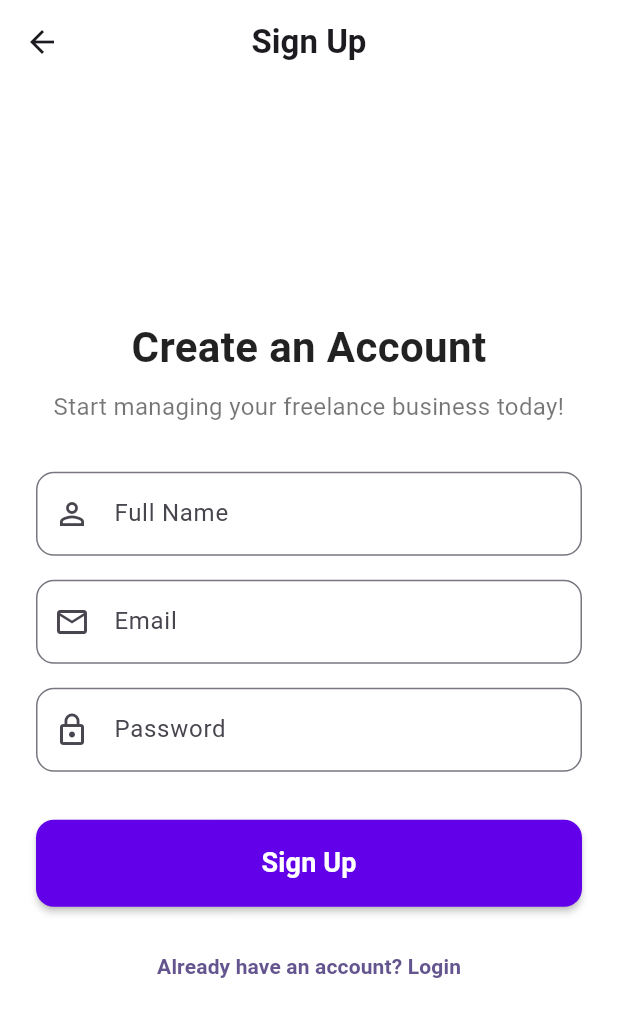
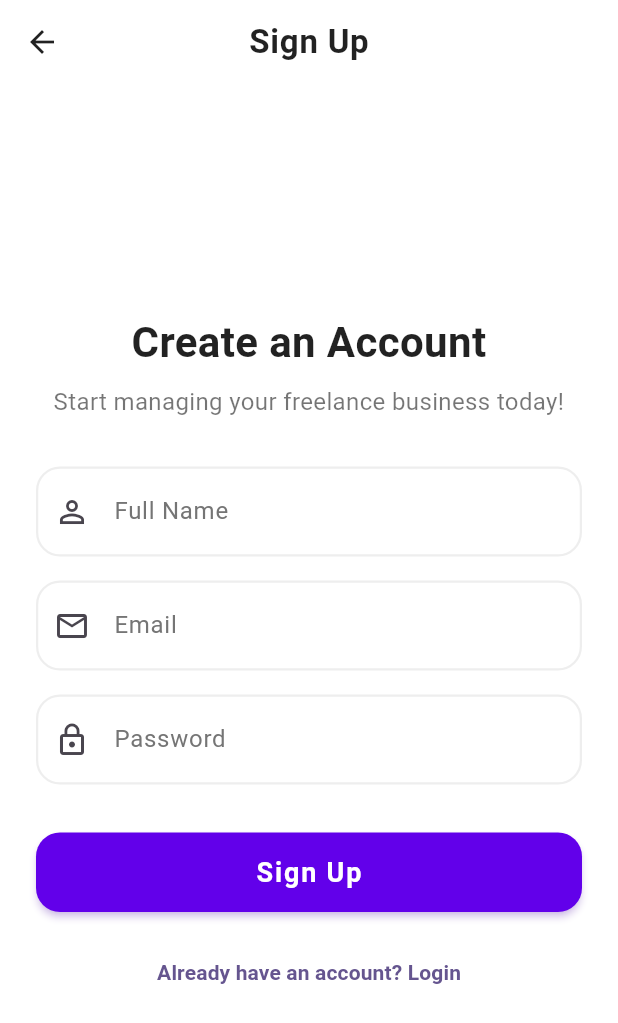
Before and after one commit to kalviumcommunity/S84-0226-Limitless-Flutter-HustleHub, a Flutter app: the screen it shows after launch, after a tap on an icon or button, on a phone screen of 412 x 824 dp. Shown: the top 1023 px of the screen. Run offline on Flutter 3.47's test engine with Material 3 defaults, Android fonts, the phone set to English and light mode, and no system bars; our stand-ins replace cloud_firestore, firebase_auth, firebase_core; accounts and stored records are empty; network calls fail.

Commit message:
fix: app theme syntax and deprecated properties

```diff
--- a/hustlehub/lib/main.dart
+++ b/hustlehub/lib/main.dart
@@ -1,6 +1,7 @@
 import 'package:flutter/material.dart';
 import 'package:firebase_core/firebase_core.dart';
 import 'package:firebase_auth/firebase_auth.dart';
+import 'package:hustlehub/theme/app_theme.dart';
 import 'package:hustlehub/screens/login_screen.dart';
 import 'package:hustlehub/screens/signup_screen.dart';
 import 'package:hustlehub/screens/home_screen.dart';
@@ -23,14 +24,7 @@ class HustleHubApp extends StatelessWidget {
     return MaterialApp(
       title: 'HustleHub',
       debugShowCheckedModeBanner: false,
-      theme: ThemeData(
-        colorScheme: ColorScheme.fromSeed(
-          seedColor: const Color(0xFF6200EA),
-          brightness: Brightness.light,
-        ),
-        useMaterial3: true,
-        fontFamily: 'Roboto',
-      ),
+      theme: AppTheme.lightTheme,
       home: const AuthWrapper(),
       routes: {
         '/login': (context) => const LoginScreen(),
--- a/hustlehub/lib/screens/login_screen.dart
+++ b/hustlehub/lib/screens/login_screen.dart
@@ -92,16 +92,9 @@ class _LoginScreenState extends State<LoginScreen> {
                   const SizedBox(height: 24),
                   ElevatedButton(
                     onPressed: _isLoading ? null : _login,
-                    style: ElevatedButton.styleFrom(
-                      padding: const EdgeInsets.symmetric(vertical: 16),
-                      backgroundColor: const Color(0xFF6200EA),
-                      foregroundColor: Colors.white,
-                      shape: RoundedRectangleBorder(borderRadius: BorderRadius.circular(12)),
-                      elevation: 2,
-                    ),
                     child: _isLoading
                         ? const SizedBox(height: 24, width: 24, child: CircularProgressIndicator(color: Colors.white, strokeWidth: 2))
-                        : const Text('Login', style: TextStyle(fontSize: 18, fontWeight: FontWeight.bold)),
+                        : const Text('Login'),
                   ),
                   const SizedBox(height: 16),
                   TextButton(
--- a/hustlehub/lib/screens/signup_screen.dart
+++ b/hustlehub/lib/screens/signup_screen.dart
@@ -132,16 +132,9 @@ class _SignupScreenState extends State<SignupScreen> {
                   const SizedBox(height: 32),
                   ElevatedButton(
                     onPressed: _isLoading ? null : _signup,
-                    style: ElevatedButton.styleFrom(
-                      padding: const EdgeInsets.symmetric(vertical: 16),
-                      backgroundColor: const Color(0xFF6200EA),
-                      foregroundColor: Colors.white,
-                      shape: RoundedRectangleBorder(borderRadius: BorderRadius.circular(12)),
-                      elevation: 2,
-                    ),
                     child: _isLoading
                         ? const SizedBox(height: 24, width: 24, child: CircularProgressIndicator(color: Colors.white, strokeWidth: 2))
-                        : const Text('Sign Up', style: TextStyle(fontSize: 18, fontWeight: FontWeight.bold)),
+                        : const Text('Sign Up'),
                   ),
                   const SizedBox(height: 16),
                   TextButton(
--- /dev/null
+++ b/hustlehub/lib/theme/app_theme.dart
@@ -0,0 +1,103 @@
+import 'package:flutter/material.dart';
+
+class AppTheme {
+  // Define Core Colors
+  static const Color primaryColor = Color(0xFF6200EA);
+  static const Color primaryLight = Color(0xFFB388FF);
+  static const Color secondaryColor = Color(0xFF9D4EDD);
+  static const Color backgroundColor = Color(0xFFF8F9FA);
+
+  // Light Theme Configuration
+  static ThemeData get lightTheme {
+    return ThemeData(
+      useMaterial3: true,
+      colorScheme: ColorScheme.fromSeed(
+        seedColor: primaryColor,
+        secondary: secondaryColor,
+        brightness: Brightness.light,
+        surface: backgroundColor,
+      ),
+      fontFamily: 'Roboto',
+      scaffoldBackgroundColor: backgroundColor,
+
+      // Global AppBar Styling
+      appBarTheme: const AppBarTheme(
+        centerTitle: true,
+        elevation: 0,
+        backgroundColor: Colors.transparent,
+        foregroundColor: Colors.black87,
+        iconTheme: IconThemeData(color: Colors.black87),
+        titleTextStyle: TextStyle(
+          color: Colors.black87,
+          fontSize: 22,
+          fontWeight: FontWeight.bold,
+          letterSpacing: 0.5,
+        ),
+      ),
+
+      // Global Card Styling
+      cardTheme: CardThemeData(
+        elevation: 3,
+        shadowColor: Colors.black12,
+        shape: RoundedRectangleBorder(
+          borderRadius: BorderRadius.circular(16),
+        ),
+        clipBehavior: Clip.antiAlias,
+        color: Colors.white,
+      ),
+
+      // Global Input/TextField Styling
+      inputDecorationTheme: InputDecorationTheme(
+        filled: true,
+        fillColor: Colors.white,
+        border: OutlineInputBorder(
+          borderRadius: BorderRadius.circular(16),
+          borderSide: BorderSide.none,
+        ),
+        enabledBorder: OutlineInputBorder(
+          borderRadius: BorderRadius.circular(16),
+          borderSide: BorderSide(color: Colors.grey.shade200, width: 1.5),
+        ),
+        focusedBorder: OutlineInputBorder(
+          borderRadius: BorderRadius.circular(16),
+          borderSide: const BorderSide(color: primaryColor, width: 2),
+        ),
+        errorBorder: OutlineInputBorder(
+          borderRadius: BorderRadius.circular(16),
+          borderSide: BorderSide(color: Colors.red.shade300, width: 1.5),
+        ),
+        contentPadding: const EdgeInsets.symmetric(horizontal: 20, vertical: 18),
+        labelStyle: TextStyle(color: Colors.grey.shade600),
+      ),
+
+      // Global Button Styling
+      elevatedButtonTheme: ElevatedButtonThemeData(
+        style: ElevatedButton.styleFrom(
+          padding: const EdgeInsets.symmetric(vertical: 16, horizontal: 24),
+          backgroundColor: primaryColor,
+          foregroundColor: Colors.white,
+          elevation: 2,
+          shadowColor: primaryColor.withValues(alpha: 0.4),
+          shape: RoundedRectangleBorder(
+            borderRadius: BorderRadius.circular(16),
+          ),
+          textStyle: const TextStyle(
+            fontSize: 18,
+            fontWeight: FontWeight.bold,
+            letterSpacing: 1.2,
+          ),
+        ),
+      ),
+
+      // Global Floating Action Button Styling
+      floatingActionButtonTheme: FloatingActionButtonThemeData(
+        backgroundColor: primaryColor,
+        foregroundColor: Colors.white,
+        elevation: 4,
+        shape: RoundedRectangleBorder(
+          borderRadius: BorderRadius.circular(16),
+        ),
+      ),
+    );
+  }
+}
--- /dev/null
+++ b/hustlehub/lib/utils/responsive_layout.dart
@@ -0,0 +1,34 @@
+import 'package:flutter/material.dart';
+
+class ResponsiveLayout extends StatelessWidget {
+  final Widget mobileLayout;
+  final Widget? tabletLayout;
+  final Widget? desktopLayout;
+
+  const ResponsiveLayout({
+    super.key,
+    required this.mobileLayout,
+    this.tabletLayout,
+    this.desktopLayout,
+  });
+
+  /// Helper functions to determine screen size across the app
+  static bool isMobile(BuildContext context) => MediaQuery.of(context).size.width < 650;
+  static bool isTablet(BuildContext context) => MediaQuery.of(context).size.width >= 650 && MediaQuery.of(context).size.width < 1100;
+  static bool isDesktop(BuildContext context) => MediaQuery.of(context).size.width >= 1100;
+
+  @override
+  Widget build(BuildContext context) {
+    return LayoutBuilder(
+      builder: (context, constraints) {
+        if (constraints.maxWidth >= 1100 && desktopLayout != null) {
+          return desktopLayout!;
+        } else if (constraints.maxWidth >= 650 && tabletLayout != null) {
+          return tabletLayout!;
+        } else {
+          return mobileLayout; // Default to mobile for "mobile-first" approach
+        }
+      },
+    );
+  }
+}
```
